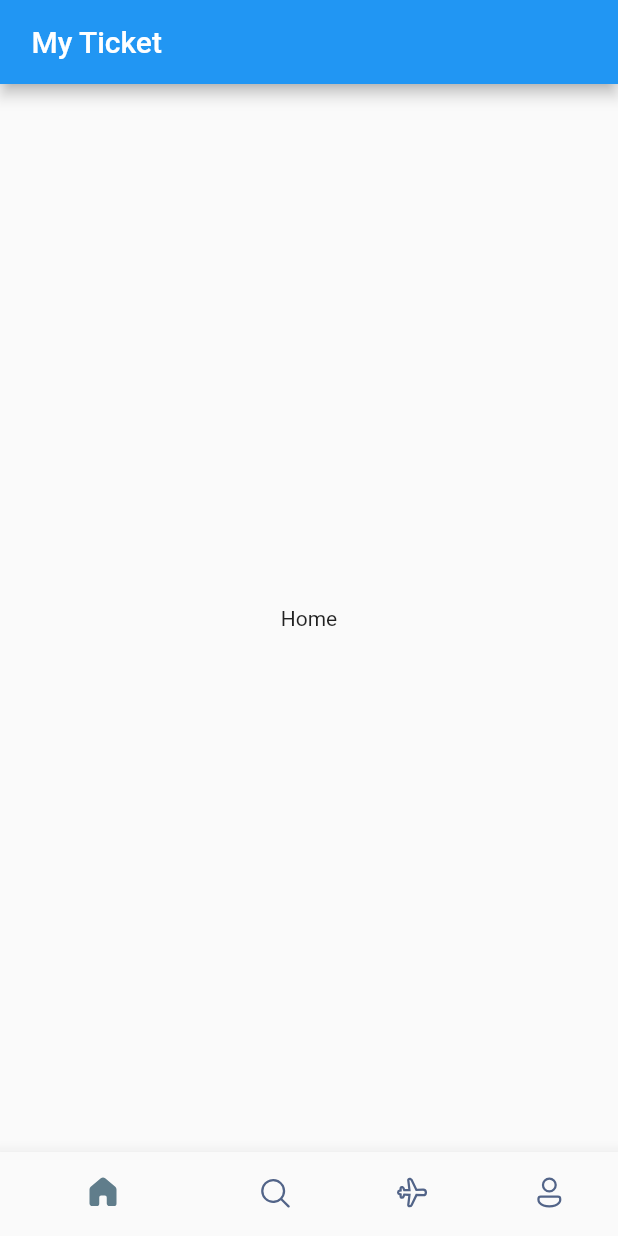
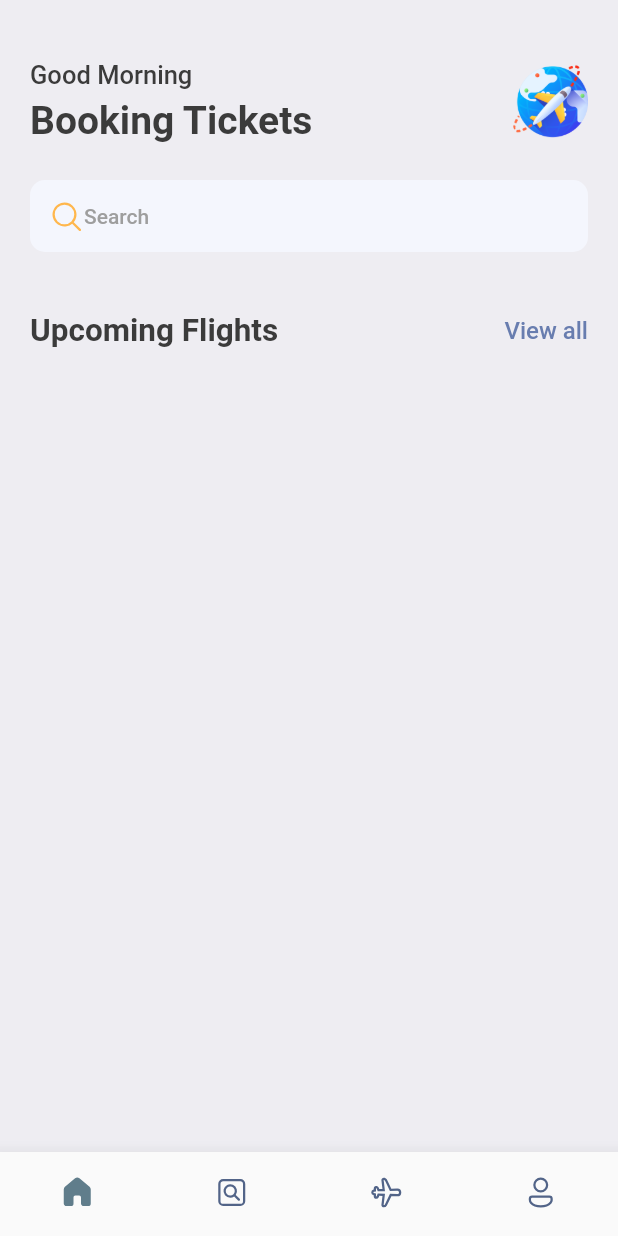
Before and after one commit to soksireyrath/ticket-booking-flutter, a Flutter app: the screen it shows after launch, on a phone screen of 412 x 824 dp. Run offline on Flutter 3.47's test engine with Material 2 defaults, Android fonts, the phone set to English and light mode, and no system bars; our stand-ins replace fluentui_icons, gap.

Commit message:
added heading/icon/search_Bar to HomeScreen 2/dec

```diff
--- a/lib/Screen/Bottom_bar.dart
+++ b/lib/Screen/Bottom_bar.dart
@@ -1,6 +1,7 @@
 // ignore: file_names
 import 'package:fluentui_icons/fluentui_icons.dart';
 import 'package:flutter/material.dart';
+import 'package:ticket_booking/Screen/home_screen.dart';
 
 class BottomBar extends StatefulWidget {
   const BottomBar({super.key});
@@ -20,7 +21,7 @@ class _BottomBarState extends State<BottomBar> {
   }
 
   final List<Widget> widgetOption = <Widget>[
-    const Text("Home"),
+    const HomeScreen(),
     const Text("Search"),
     const Text("Ticket"),
     const Text("Profile"),
@@ -28,14 +29,11 @@ class _BottomBarState extends State<BottomBar> {
 
   Widget build(BuildContext context) {
     return Scaffold(
-      appBar: AppBar(
-        // centerTitle: true,
-        title: const Text(" My Ticket "),
-      ),
       body: Center(
         child: widgetOption[selectedIndex],
       ),
       bottomNavigationBar: BottomNavigationBar(
+        type: BottomNavigationBarType.fixed,
         currentIndex: selectedIndex,
         onTap: onItemTapped,
         showSelectedLabels: false,
@@ -49,8 +47,9 @@ class _BottomBarState extends State<BottomBar> {
               activeIcon: Icon(FluentSystemIcons.ic_fluent_home_filled),
               label: "Home"),
           BottomNavigationBarItem(
-              icon: Icon(FluentSystemIcons.ic_fluent_search_regular),
-              activeIcon: Icon(FluentSystemIcons.ic_fluent_search_filled),
+              icon: Icon(FluentSystemIcons.ic_fluent_search_square_regular),
+              activeIcon:
+                  Icon(FluentSystemIcons.ic_fluent_search_square_filled),
               label: "Home"),
           BottomNavigationBarItem(
               icon: Icon(FluentSystemIcons.ic_fluent_airplane_regular),
--- /dev/null
+++ b/lib/Screen/app_stlye.dart
@@ -0,0 +1,21 @@
+import 'package:flutter/material.dart';
+
+Color primary = const Color(0xFF687daf);
+
+class Styles {
+  static Color primaryColor = primary;
+  static Color textColor = const Color(0xFF3b3b3b);
+  static Color bgColor = const Color(0xFFeeedf2);
+  static Color orangeColor = const Color(0xFF526799);
+
+  static TextStyle textStyle =
+      TextStyle(fontSize: 16, color: textColor, fontWeight: FontWeight.w500);
+  static TextStyle headLineStyle1 =
+      TextStyle(fontSize: 26, color: textColor, fontWeight: FontWeight.bold);
+  static TextStyle headLineStyle2 =
+      TextStyle(fontSize: 21, color: textColor, fontWeight: FontWeight.bold);
+  static TextStyle headLineStyle3 =
+      TextStyle(fontSize: 17, color: textColor, fontWeight: FontWeight.w500);
+  static TextStyle headLineStyle4 = TextStyle(
+      fontSize: 14, color: Colors.grey.shade500, fontWeight: FontWeight.w500);
+}
--- /dev/null
+++ b/lib/Screen/home_screen.dart
@@ -0,0 +1,96 @@
+import 'dart:ui';
+
+import 'package:fluentui_icons/fluentui_icons.dart';
+import 'package:flutter/material.dart';
+import 'package:gap/gap.dart';
+import 'package:ticket_booking/Screen/app_stlye.dart';
+
+class HomeScreen extends StatelessWidget {
+  const HomeScreen({super.key});
+
+  @override
+  Widget build(BuildContext context) {
+    return Scaffold(
+      backgroundColor: Styles.bgColor,
+      body: ListView(
+        children: [
+          Container(
+            padding: const EdgeInsets.symmetric(horizontal: 20),
+            child: Column(
+              children: [
+                const Gap(40),
+                Row(
+                  mainAxisAlignment: MainAxisAlignment.spaceBetween,
+                  children: [
+                    Column(
+                      crossAxisAlignment: CrossAxisAlignment.start,
+                      children: [
+                        Text(
+                          "Good Morning",
+                          style: Styles.headLineStyle3,
+                        ),
+                        const Gap(5),
+                        Text(
+                          "Booking Tickets",
+                          style: Styles.headLineStyle1,
+                        ),
+                      ],
+                    ),
+                    Container(
+                      width: 50,
+                      height: 50,
+                      decoration: BoxDecoration(
+                          borderRadius: BorderRadius.circular(10),
+                          image: const DecorationImage(
+                              fit: BoxFit.fitWidth,
+                              image: AssetImage("assets/images/airplane.png"))),
+                    )
+                  ],
+                ),
+                const Gap(25),
+                Container(
+                  //height: 45,
+                  decoration: BoxDecoration(
+                    borderRadius: BorderRadius.circular(10),
+                    color: const Color(0xFFF4F6FD),
+                  ),
+                  padding:
+                      const EdgeInsets.symmetric(horizontal: 12, vertical: 12),
+                  child: Row(
+                    children: [
+                      Icon(FluentSystemIcons.ic_fluent_search_regular,
+                          color: Colors.orange.shade300),
+                      Text(
+                        "Search",
+                        style: Styles.headLineStyle4,
+                      ),
+                    ],
+                  ),
+                ),
+                const Gap(40),
+                Container(
+                  child: Row(
+                    mainAxisAlignment: MainAxisAlignment.spaceBetween,
+                    children: [
+                      Text(
+                        "Upcoming Flights",
+                        style: Styles.headLineStyle2,
+                      ),
+                      InkWell(
+                        child: Text(
+                          "View all",
+                          style: Styles.textStyle
+                              .copyWith(color: Styles.primaryColor),
+                        ),
+                      )
+                    ],
+                  ),
+                )
+              ],
+            ),
+          ),
+        ],
+      ),
+    );
+  }
+}
--- a/lib/main.dart
+++ b/lib/main.dart
@@ -12,7 +12,8 @@ class MyApp extends StatelessWidget {
   @override
   Widget build(BuildContext context) {
     return MaterialApp(
-      title: 'Flutter Demo',
+      debugShowCheckedModeBanner: false,
+      // title: 'Flutter Demo',
       theme: ThemeData(
         primarySwatch: Colors.blue,
       ),
```
Also changed, not shown: pubspec.yaml (+4 -3 lines), assets/images/airplane.png (added), pubspec.lock.
